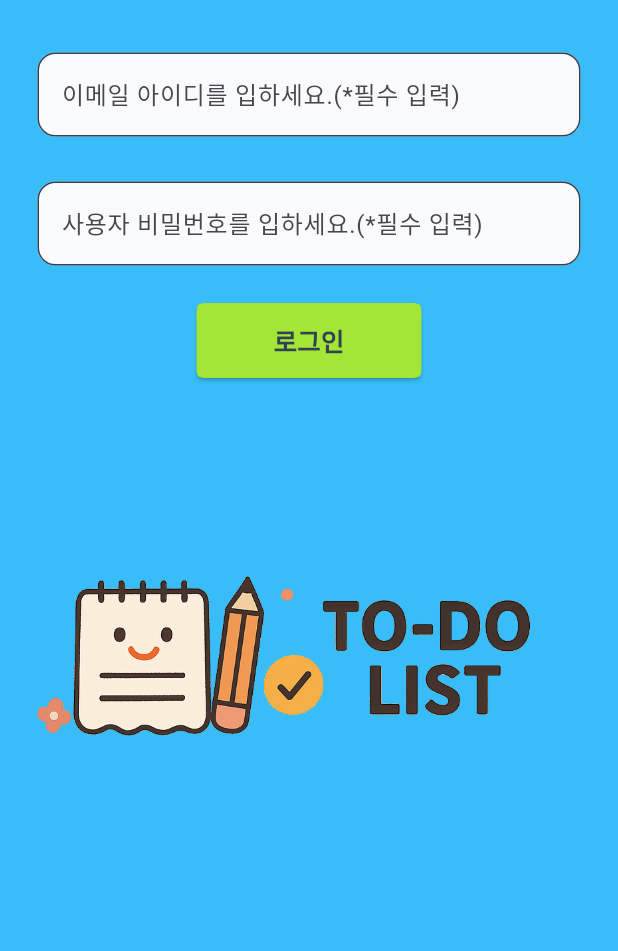
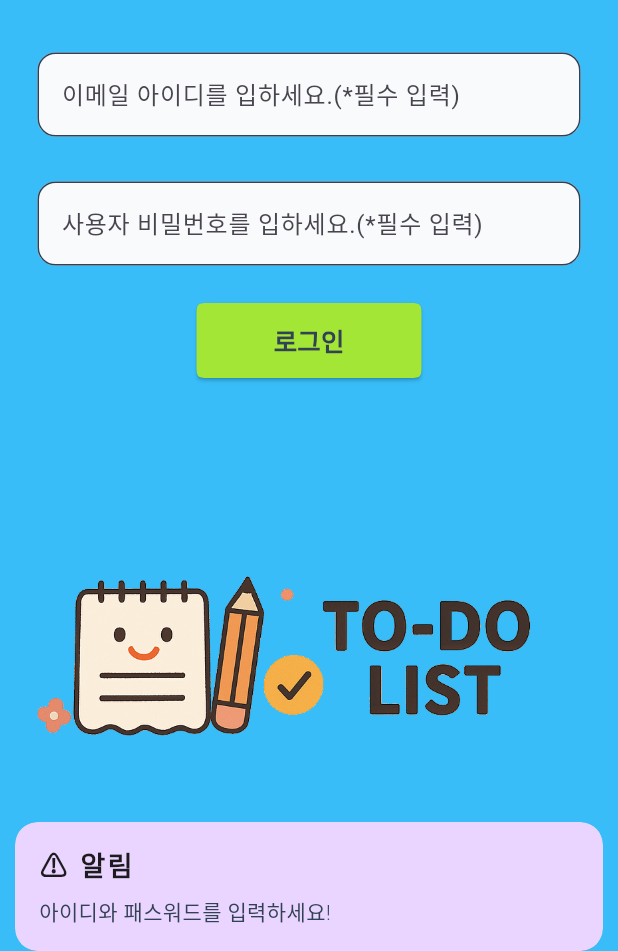
Before and after one commit to economistblack/todo_watchdog, a Flutter app: the screen it shows after launch, after a tap on "로그인", on a phone screen of 412 x 824 dp, the part 285-1236 px from its top. Run offline on Flutter 3.47's test engine with Material 3 defaults, Android fonts, the phone set to English and light mode, and no system bars; our stand-ins replace get.

Commit message:
update 로그인 기능 완성

```diff
--- a/todo_list_watchdog_app/lib/method/users_info.dart
+++ b/todo_list_watchdog_app/lib/method/users_info.dart
@@ -1,24 +1,20 @@
 class UsersInfo {
+  int userNo;
   String emailTypeId;
   String passKey;
   late String userImage;
   late String userNickName;
-  late List<List<String>> userDb;
+  late List<List<dynamic>> userDb;
 
   UsersInfo({
+    required this.userNo,
     required this.emailTypeId,
     required this.passKey,
     this.userImage = '',
     this.userNickName = '',
   }) {
     userDb = [
-      [emailTypeId, passKey,userImage,userNickName]
+      [userNo, emailTypeId, passKey, userImage, userNickName],
     ];
   }
-
-
-
-
-
-
 }
--- a/todo_list_watchdog_app/lib/view/login.dart
+++ b/todo_list_watchdog_app/lib/view/login.dart
@@ -11,52 +11,59 @@ class Login extends StatefulWidget {
 }
 
 class _LoginState extends State<Login> {
-  late TextEditingController emailTypeIdController;   // eamil 형식의 ID 텍스트로 받는 값
-  late TextEditingController passKeyController;       // 비밀번호 텍스트로 받는 값
-  late String emailTypeId;                            // email 형식의 ID
-  late String passKey;                                // 비밀번호
-  late String bannerImage;                            // 로그인 페이지 하단 이미지 경로
-  late Timer timer;                                   // 로그인 페이지 하단 이미지 타이머
-  late RegExp emailRegex;                             // 이메일 정규식
-  late String loginInfo;                              // 로그인 실패시 표시되는 정보
-  late List<List<UsersInfo>> loginDb;                 // 사용자 정보가 들어간 DB 리스트
-  late bool emailTypeValid;                           // ID가 이메일 정규식과 일치하는지 여부의 구분 값
-
+  late TextEditingController emailTypeIdController; // eamil 형식의 ID 텍스트로 받는 값
+  late TextEditingController passKeyController; // 비밀번호 텍스트로 받는 값
+  late int userNo; // 로그인 사용자 고유 번호
+  late String emailTypeId; // email 형식의 ID
+  late String passKey; // 비밀번호
+  late String bannerImage; // 로그인 페이지 하단 이미지 경로
+  late Timer timer; // 로그인 페이지 하단 이미지 타이머
+  late RegExp emailRegex; // 이메일 정규식
+  late String loginInfo; // 로그인 실패시 표시되는 정보
+  late List<List<dynamic>> loginDb; // 사용자 정보가 들어간 DB 리스트
+  late bool emailTypeValid; // ID가 이메일 정규식과 일치하는지 여부의 구분 값
 
   @override
   void initState() {
     super.initState();
     emailTypeIdController = TextEditingController();
     passKeyController = TextEditingController();
+    userNo = 0;
     emailTypeId = '';
     passKey = '';
     bannerImage = 'images/frontbanner01.png';
     emailRegex = RegExp(r"^[a-zA-Z0-9._%+-]+@[a-zA-Z0-9.-]+\.[a-zA-Z]{2,}$");
 
-    UsersInfo usersInfo = UsersInfo(emailTypeId: emailTypeId, passKey: passKey);
+    UsersInfo usersInfo = UsersInfo(
+      userNo: userNo,
+      emailTypeId: emailTypeId,
+      passKey: passKey,
+    );
     usersInfo.userDb = [
-      ['washington@gmail.com', '1234567', 'images/user01.png', 'George'],
-      ['lincoin@gmail.com', '1234567', 'images/user02.png', 'Abraham'],
-      ['roosevelt@gmail.com', '1234567', 'images/user03.png', 'Theodore'],
-      ['truman@gmail.com', '1234567', 'images/user04.png', 'HarryS'],
-      ['eisenhower@gmail.com', '1234567', 'images/user05.png', 'Dwight'],
-      ['kennedy@gmail.com', '1234567', 'images/user06.png', 'John'],
-      ['nixon@gmail.com', '1234567', 'images/user07.png', 'Richard'],
-      ['reagan@gmail.com', '1234567', 'images/user08.png', 'Ronald'],
-      ['bush@gmail.com', '1234567', 'images/user09.png', 'GeorgeW'],
-      ['obama@gmail.com', '1234567', 'images/user10.png', 'Barack'],
+      [1, 'washington@gmail.com', '1234567', 'images/user01.png', 'George'],
+      [2, 'lincoin@gmail.com', '1234567', 'images/user02.png', 'Abraham'],
+      [3, 'roosevelt@gmail.com', '1234567', 'images/user03.png', 'Theodore'],
+      [4, 'truman@gmail.com', '1234567', 'images/user04.png', 'HarryS'],
+      [5, 'eisenhower@gmail.com', '1234567', 'images/user05.png', 'Dwight'],
+      [6, 'kennedy@gmail.com', '1234567', 'images/user06.png', 'John'],
+      [7, 'nixon@gmail.com', '1234567', 'images/user07.png', 'Richard'],
+      [8, 'reagan@gmail.com', '1234567', 'images/user08.png', 'Ronald'],
+      [9, 'bush@gmail.com', '1234567', 'images/user09.png', 'GeorgeW'],
+      [10, 'obama@gmail.com', '1234567', 'images/user10.png', 'Barack'],
     ];
+
+    loginDb = usersInfo.userDb;
 
     timer = Timer.periodic(Duration(seconds: 1), (timer) {
       chagneBanner();
-    },);
+    });
   }
 
   // 로그인 페이지 하단 이미지 변경 함수
-  chagneBanner(){
-    if(bannerImage == 'images/frontbanner01.png'){
+  chagneBanner() {
+    if (bannerImage == 'images/frontbanner01.png') {
       bannerImage = 'images/frontbanner02.png';
-    }else if(bannerImage == 'images/frontbanner02.png'){
+    } else if (bannerImage == 'images/frontbanner02.png') {
       bannerImage = 'images/frontbanner01.png';
     }
     setState(() {});
@@ -71,21 +78,14 @@ class _LoginState extends State<Login> {
         child: Center(
           child: Column(
             children: [
-              SizedBox(
-                height: 110,
-              ),
+              SizedBox(height: 110),
               Row(
                 mainAxisAlignment: MainAxisAlignment.center,
                 children: [
-                  Image.asset(
-                    'images/logo.png',
-                    width: 70,
-                    height: 70,
-                  ),
-                  SizedBox(
-                    width: 5,
-                  ),
-                  Text('Make Myself Great Again!',
+                  Image.asset('images/logo.png', width: 70, height: 70),
+                  SizedBox(width: 5),
+                  Text(
+                    'Make Myself Great Again!',
                     style: TextStyle(
                       fontSize: 20,
                       fontWeight: FontWeight.bold,
@@ -94,9 +94,7 @@ class _LoginState extends State<Login> {
                   ),
                 ],
               ),
-              SizedBox(
-                height: 20,
-              ),
+              SizedBox(height: 20),
               Padding(
                 padding: const EdgeInsets.all(15.0),
                 child: TextField(
@@ -132,6 +130,7 @@ class _LoginState extends State<Login> {
                     filled: true,
                     fillColor: Color(0xFFF9FAFB),
                   ),
+                  obscureText: true,
                   keyboardType: TextInputType.text,
                 ),
               ),
@@ -152,42 +151,61 @@ class _LoginState extends State<Login> {
                       borderRadius: BorderRadius.circular(10),
                     ),
                   ),
-                  child: Text('로그인',
-                    style: TextStyle(
-                      fontSize: 17,
-                      fontWeight: FontWeight.bold,
+                  child: Text(
+                    '로그인',
+                    style: TextStyle(fontSize: 17, fontWeight: FontWeight.bold),
                   ),
                 ),
               ),
-              ),
-              SizedBox(
-                height: 90,
-              ),
-              Image.asset(
-                bannerImage,
-              ),
+              SizedBox(height: 90),
+              Image.asset(bannerImage),
             ],
           ),
         ),
-      )
+      ),
     );
   } // build
 
   // 정규식 일치 및 로그인을 검증 후 'home'으로 이동하는 함수
+  loginCheck() {
+    emailTypeValid = emailRegex.hasMatch(emailTypeIdController.text);
+    bool errorIndex = false;
 
-  loginCheck(){
-    emailTypeValid = emailRegex.hasMatch(emailTypeIdController.text);
-    if(emailTypeIdController.text.trim().isEmpty || passKeyController.text.trim().isEmpty){
-      loginInfo = '아이디와 패스워드를 입력하세요!';
-    }else if(emailTypeValid == false){
+    if (emailTypeIdController.text.trim().isEmpty ||
+        passKeyController.text.trim().isEmpty) {
+      (emailTypeValid == false && emailTypeIdController.text.isNotEmpty)
+          ? (loginInfo = '이메일 형식의 아이디를 입력하세요!')
+          : (loginInfo = '아이디와 패스워드를 입력하세요!');
+      errorIndex = true;
+      loginInfoSnack();
+    } else if (emailTypeValid == false &&
+        emailTypeIdController.text.isNotEmpty) {
       loginInfo = '이메일 형식의 아이디를 입력하세요!';
+      errorIndex = true;
+      loginInfoSnack();
+    }
+
+    bool loginSuccess = false;
+
+    for (int i = 0; i < loginDb.length; i++) {
+      if (loginDb[i][1] == emailTypeIdController.text &&
+          loginDb[i][2] == passKeyController.text) {
+        timer.cancel();
+        super.dispose();
+        Get.toNamed('/home');
+        loginSuccess = true;
+        break;
+      }
+    }
+
+    if (loginSuccess == false && errorIndex == false) {
+      loginInfo = '정확한 아이디와 패스워드를 입력하세요!';
       loginInfoSnack();
     }
   }
 
   // 로그인 실패 시 표시되는 스낵바 정보
-  loginInfoSnack(){
-
+  loginInfoSnack() {
     Get.snackbar(
       '',
       loginInfo,
@@ -196,7 +214,7 @@ class _LoginState extends State<Login> {
       backgroundColor: Color(0xFFE9D5FF),
       colorText: Color(0xFF334155),
       titleText: Text(
-        '⚠️ 주의',
+        '⚠️ 알림',
         style: TextStyle(
           fontWeight: FontWeight.bold,
           fontSize: 18,
@@ -205,6 +223,4 @@ class _LoginState extends State<Login> {
       ),
     );
   }
-
-
 } // Class
```
Lines whose indentation alone changed are shown as unchanged.
